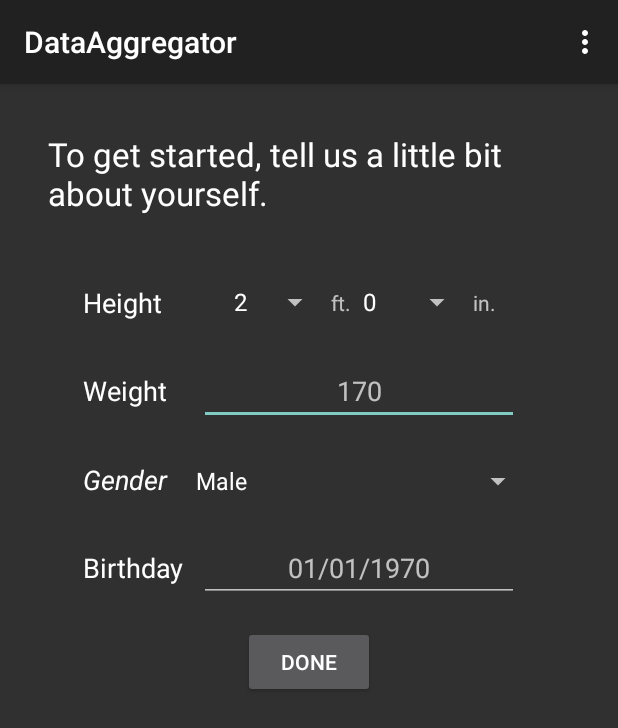
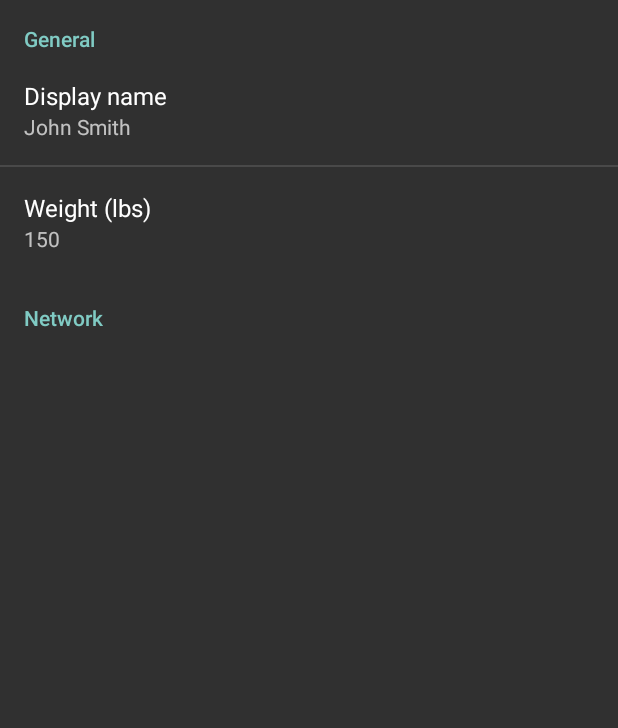
Before and after one commit to UMLproject/Software_Engineer_91.411_1, an Android app: the screen it shows after launch (MainActivity before the commit, SettingsActivity after it), in the options menu, after a tap on "Settings", on a phone screen of 412 x 824 dp. Shown: the top 728 px of the screen. Run offline under Robolectric (Android 15) with nearby library versions, the light colour scheme and no system bars.

Commit message:
Added settings activity and corresponding xml documents.

```diff
--- a/2_DataAggregator/Code/app/build.gradle
+++ b/2_DataAggregator/Code/app/build.gradle
@@ -34,4 +34,5 @@
 dependencies {
     compile fileTree(dir: 'libs', include: ['*.jar'])
     compile 'com.android.support:appcompat-v7:22.0.0'
+    compile 'com.android.support:support-v4:22.0.0'
 }
--- a/2_DataAggregator/Code/app/src/main/AndroidManifest.xml
+++ b/2_DataAggregator/Code/app/src/main/AndroidManifest.xml
@@ -16,6 +16,10 @@
                 <category android:name="android.intent.category.LAUNCHER" />
             </intent-filter>
         </activity>
+        <activity
+            android:name=".SettingsActivity"
+            android:label="@string/title_activity_settings" >
+        </activity>
     </application>
 
 </manifest>
--- a/2_DataAggregator/Code/app/src/main/java/edu/uml/cs411/MainActivity.java
+++ b/2_DataAggregator/Code/app/src/main/java/edu/uml/cs411/MainActivity.java
@@ -1,5 +1,6 @@
 package edu.uml.cs411;
 
+import android.content.Intent;
 import android.support.v7.app.ActionBarActivity;
 import android.os.Bundle;
 import android.view.Menu;
@@ -31,7 +32,7 @@
 
         //noinspection SimplifiableIfStatement
         if (id == R.id.action_settings) {
-            return true;
+            startActivity(new Intent(this, SettingsActivity.class));
         }
 
         return super.onOptionsItemSelected(item);
--- /dev/null
+++ b/2_DataAggregator/Code/app/src/main/java/edu/uml/cs411/SettingsActivity.java
@@ -0,0 +1,224 @@
+package edu.uml.cs411;
+
+import android.annotation.TargetApi;
+import android.content.Context;
+import android.content.res.Configuration;
+import android.media.Ringtone;
+import android.media.RingtoneManager;
+import android.net.Uri;
+import android.os.Build;
+import android.os.Bundle;
+import android.preference.ListPreference;
+import android.preference.Preference;
+import android.preference.PreferenceActivity;
+import android.preference.PreferenceCategory;
+import android.preference.PreferenceFragment;
+import android.preference.PreferenceManager;
+import android.preference.RingtonePreference;
+import android.text.TextUtils;
+
+
+import java.util.List;
+
+/**
+ * A {@link PreferenceActivity} that presents a set of application settings. On
+ * handset devices, settings are presented as a single list. On tablets,
+ * settings are split by category, with category headers shown to the left of
+ * the list of settings.
+ * <p/>
+ * See <a href="http://developer.android.com/design/patterns/settings.html">
+ * Android Design: Settings</a> for design guidelines and the <a
+ * href="http://developer.android.com/guide/topics/ui/settings.html">Settings
+ * API Guide</a> for more information on developing a Settings UI.
+ */
+public class SettingsActivity extends PreferenceActivity {
+    /**
+     * Determines whether to always show the simplified settings UI, where
+     * settings are presented in a single list. When false, settings are shown
+     * as a master/detail two-pane view on tablets. When true, a single pane is
+     * shown on tablets.
+     */
+    private static final boolean ALWAYS_SIMPLE_PREFS = false;
+
+
+    @Override
+    protected void onPostCreate(Bundle savedInstanceState) {
+        super.onPostCreate(savedInstanceState);
+
+        setupSimplePreferencesScreen();
+    }
+
+    /**
+     * Shows the simplified settings UI if the device configuration if the
+     * device configuration dictates that a simplified, single-pane UI should be
+     * shown.
+     */
+    private void setupSimplePreferencesScreen() {
+        if (!isSimplePreferences(this)) {
+            return;
+        }
+
+        // In the simplified UI, fragments are not used at all and we instead
+        // use the older PreferenceActivity APIs.
+
+        // Add 'general' preferences.
+        addPreferencesFromResource(R.xml.pref_general);
+
+//        // Add 'notifications' preferences, and a corresponding header.
+//        fakeHeader = new PreferenceCategory(this);
+//        fakeHeader.setTitle(R.string.pref_header_notifications);
+//        getPreferenceScreen().addPreference(fakeHeader);
+//        addPreferencesFromResource(R.xml.pref_notification);
+//
+//        // Add 'data and sync' preferences, and a corresponding header.
+//        fakeHeader = new PreferenceCategory(this);
+//        fakeHeader.setTitle(R.string.pref_header_data_sync);
+//        getPreferenceScreen().addPreference(fakeHeader);
+//        addPreferencesFromResource(R.xml.pref_data_sync);
+
+        // Bind the summaries of EditText/List/Dialog/Ringtone preferences to
+        // their values. When their values change, their summaries are updated
+        // to reflect the new value, per the Android Design guidelines.
+        bindPreferenceSummaryToValue(findPreference("preferences_name"));
+        bindPreferenceSummaryToValue(findPreference("preferences_weight"));
+//        bindPreferenceSummaryToValue(findPreference("example_text"));
+//        bindPreferenceSummaryToValue(findPreference("example_list"));
+//        bindPreferenceSummaryToValue(findPreference("notifications_new_message_ringtone"));
+//        bindPreferenceSummaryToValue(findPreference("sync_frequency"));
+    }
+
+    /**
+     * {@inheritDoc}
+     */
+    @Override
+    public boolean onIsMultiPane() {
+        return isXLargeTablet(this) && !isSimplePreferences(this);
+    }
+
+    /**
+     * Helper method to determine if the device has an extra-large screen. For
+     * example, 10" tablets are extra-large.
+     */
+    private static boolean isXLargeTablet(Context context) {
+        return (context.getResources().getConfiguration().screenLayout
+                & Configuration.SCREENLAYOUT_SIZE_MASK) >= Configuration.SCREENLAYOUT_SIZE_XLARGE;
+    }
+
+    /**
+     * Determines whether the simplified settings UI should be shown. This is
+     * true if this is forced via {@link #ALWAYS_SIMPLE_PREFS}, or the device
+     * doesn't have newer APIs like {@link PreferenceFragment}, or the device
+     * doesn't have an extra-large screen. In these cases, a single-pane
+     * "simplified" settings UI should be shown.
+     */
+    private static boolean isSimplePreferences(Context context) {
+        return ALWAYS_SIMPLE_PREFS
+                || Build.VERSION.SDK_INT < Build.VERSION_CODES.HONEYCOMB
+                || !isXLargeTablet(context);
+    }
+
+    /**
+     * {@inheritDoc}
+     */
+    @Override
+    @TargetApi(Build.VERSION_CODES.HONEYCOMB)
+    public void onBuildHeaders(List<Header> target) {
+        if (!isSimplePreferences(this)) {
+            loadHeadersFromResource(R.xml.pref_headers, target);
+        }
+    }
+
+    /**
+     * A preference value change listener that updates the preference's summary
+     * to reflect its new value.
+     */
+    private static Preference.OnPreferenceChangeListener sBindPreferenceSummaryToValueListener = new Preference.OnPreferenceChangeListener() {
+        @Override
+        public boolean onPreferenceChange(Preference preference, Object value) {
+            String stringValue = value.toString();
+
+            if (preference instanceof ListPreference) {
+                // For list preferences, look up the correct display value in
+                // the preference's 'entries' list.
+                ListPreference listPreference = (ListPreference) preference;
+                int index = listPreference.findIndexOfValue(stringValue);
+
+                // Set the summary to reflect the new value.
+                preference.setSummary(
+                        index >= 0
+                                ? listPreference.getEntries()[index]
+                                : null);
+
+            } else if (preference instanceof RingtonePreference) {
+                // For ringtone preferences, look up the correct display value
+                // using RingtoneManager.
+                if (TextUtils.isEmpty(stringValue)) {
+                    // Empty values correspond to 'silent' (no ringtone).
+                    preference.setSummary(R.string.pref_ringtone_silent);
+
+                } else {
+                    Ringtone ringtone = RingtoneManager.getRingtone(
+                            preference.getContext(), Uri.parse(stringValue));
+
+                    if (ringtone == null) {
+                        // Clear the summary if there was a lookup error.
+                        preference.setSummary(null);
+                    } else {
+                        // Set the summary to reflect the new ringtone display
+                        // name.
+                        String name = ringtone.getTitle(preference.getContext());
+                        preference.setSummary(name);
+                    }
+                }
+
+            } else {
+                // For all other preferences, set the summary to the value's
+                // simple string representation.
+                preference.setSummary(stringValue);
+            }
+            return true;
+        }
+    };
+
+    /**
+     * Binds a preference's summary to its value. More specifically, when the
+     * preference's value is changed, its summary (line of text below the
+     * preference title) is updated to reflect the value. The summary is also
+     * immediately updated upon calling this method. The exact display format is
+     * dependent on the type of preference.
+     *
+     * @see #sBindPreferenceSummaryToValueListener
+     */
+    private static void bindPreferenceSummaryToValue(Preference preference) {
+        // Set the listener to watch for value changes.
+        preference.setOnPreferenceChangeListener(sBindPreferenceSummaryToValueListener);
+
+        // Trigger the listener immediately with the preference's
+        // current value.
+        sBindPreferenceSummaryToValueListener.onPreferenceChange(preference,
+                PreferenceManager
+                        .getDefaultSharedPreferences(preference.getContext())
+                        .getString(preference.getKey(), ""));
+    }
+
+    /**
+     * This fragment shows general preferences only. It is used when the
+     * activity is showing a two-pane settings UI.
+     */
+    @TargetApi(Build.VERSION_CODES.HONEYCOMB)
+    public static class GeneralPreferenceFragment extends PreferenceFragment {
+        @Override
+        public void onCreate(Bundle savedInstanceState) {
+            super.onCreate(savedInstanceState);
+            addPreferencesFromResource(R.xml.pref_general);
+
+            // Bind the summaries of EditText/List/Dialog/Ringtone preferences
+            // to their values. When their values change, their summaries are
+            // updated to reflect the new value, per the Android Design
+            // guidelines.
+            bindPreferenceSummaryToValue(findPreference("example_text"));
+            bindPreferenceSummaryToValue(findPreference("example_list"));
+        }
+    }
+
+}
--- /dev/null
+++ b/2_DataAggregator/Code/app/src/main/res/menu/menu_settings.xml
@@ -0,0 +1,6 @@
+<menu xmlns:android="http://schemas.android.com/apk/res/android"
+    xmlns:app="http://schemas.android.com/apk/res-auto"
+    xmlns:tools="http://schemas.android.com/tools" tools:context="edu.uml.cs411.SettingsActivity">
+    <item android:id="@+id/action_settings" android:title="@string/action_settings"
+        android:orderInCategory="100" app:showAsAction="never" />
+</menu>
--- a/2_DataAggregator/Code/app/src/main/res/values/strings.xml
+++ b/2_DataAggregator/Code/app/src/main/res/values/strings.xml
@@ -14,6 +14,7 @@
     <string name="abvFeet">ft.</string>
     <string name="abvInches">in.</string>
     <string name="done">Done</string>
+    <string name="settings_prompt">Change Settings Here</string>
 
     <string-array name="feet">
         <item>2</item>
@@ -43,5 +44,6 @@
         <item>Male</item>
         <item>Female</item>
     </string-array>
+    <string name="hello_world">Hello world!</string>
 
 </resources>
--- /dev/null
+++ b/2_DataAggregator/Code/app/src/main/res/xml/pref_general.xml
@@ -0,0 +1,32 @@
+<PreferenceScreen xmlns:android="http://schemas.android.com/apk/res/android">
+
+    <PreferenceCategory
+        android:title="General"
+        android:key="pref_key_general">
+
+        <EditTextPreference
+            android:key="preferences_name"
+            android:title="@string/pref_title_display_name"
+            android:defaultValue="@string/pref_default_display_name"
+            android:selectAllOnFocus="true"
+            android:inputType="textCapWords"
+            android:capitalize="words"
+            android:singleLine="true"
+            android:maxLines="1" />
+
+        <EditTextPreference
+            android:key="preferences_weight"
+            android:title="@string/pref_title_user_weight"
+            android:defaultValue="@string/pref_default_user_weight"
+            android:selectAllOnFocus="true"
+            android:inputType="number"
+            android:capitalize="words"
+            android:singleLine="true"
+            android:maxLines="1" />
+    </PreferenceCategory>
+
+    <PreferenceCategory
+        android:title="Network"
+        android:key="pref_key_network">
+    </PreferenceCategory>
+</PreferenceScreen>
--- /dev/null
+++ b/2_DataAggregator/Code/app/src/main/res/xml/pref_headers.xml
@@ -0,0 +1,8 @@
+<preference-headers xmlns:android="http://schemas.android.com/apk/res/android">
+
+    <!-- These settings headers are only used on tablets. -->
+
+    <header android:fragment="edu.uml.cs411.SettingsActivity$GeneralPreferenceFragment"
+        android:title="@string/pref_header_general" />
+
+</preference-headers>
```
Also changed, not shown: 2_DataAggregator/Code/app/src/main/res/values/strings_activity_settings.xml (added, +59 -0 lines).
